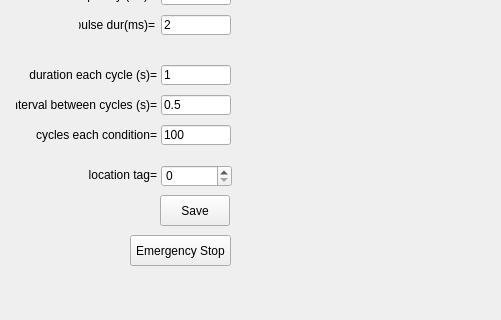
Qt form src/foraging_gui/OpticalTagging.ui (AllenNeuralDynamics/dynamic-foraging-task) before a commit; both pictures show x 0 to 501 and y 255 to 575 of the 501 by 575 pixel window.
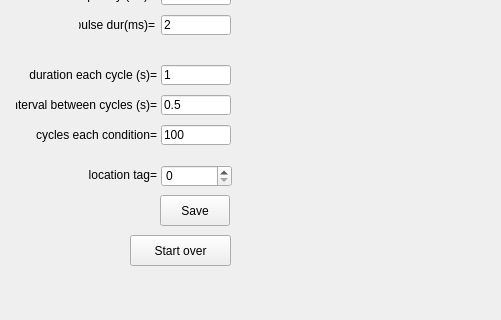
The same form after that commit.

Commit message: changing name to start over

```diff
--- a/src/foraging_gui/OpticalTagging.ui
+++ b/src/foraging_gui/OpticalTagging.ui
@@ -723,7 +723,7 @@
     </rect>
    </property>
    <property name="text">
-    <string>Emergency Stop</string>
+    <string>Start over</string>
    </property>
   </widget>
   <widget class="QPushButton" name="Save">
```
Left out of the diff: 2 changed lines with no effect on the pictures.
